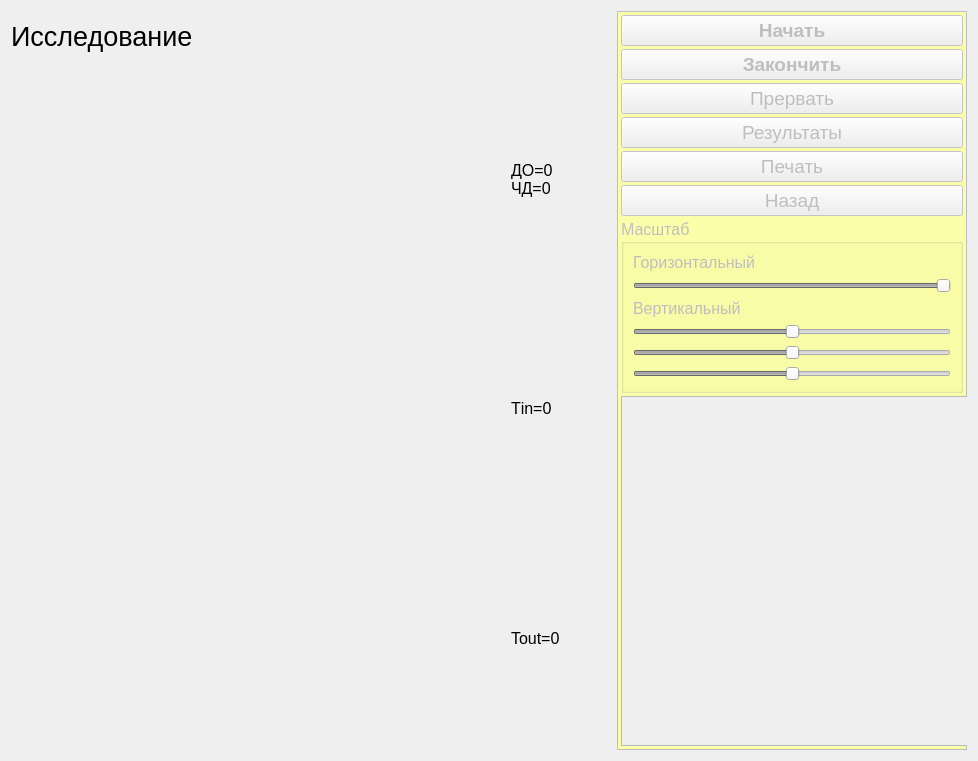
The window that forms/researchwidget.ui (Zaher220/tsgui) describes before a commit, drawn with Qt 5.
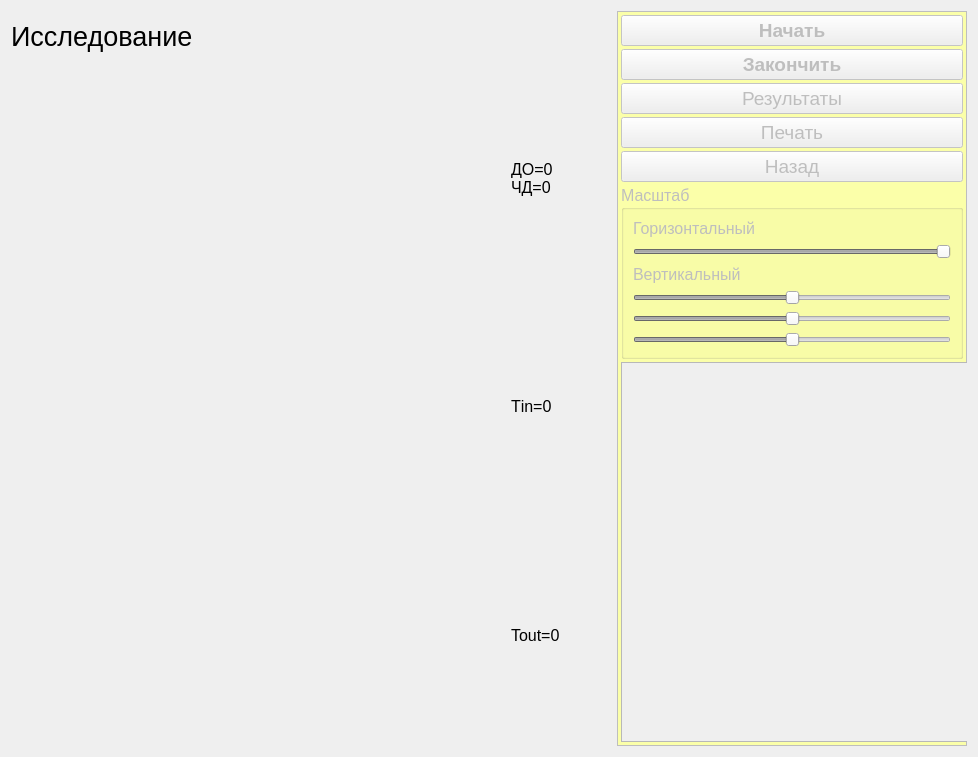
The same window after the commit.

What changed in the file:
```diff
--- a/forms/researchwidget.ui
+++ b/forms/researchwidget.ui
@@ -188,21 +188,6 @@
         </property>
        </widget>
       </item>
-      <item>
-       <widget class="QPushButton" name="breakExamButton">
-        <property name="enabled">
-         <bool>false</bool>
-        </property>
-        <property name="font">
-         <font>
-          <pointsize>14</pointsize>
-         </font>
-        </property>
-        <property name="text">
-         <string>Прервать</string>
-        </property>
-       </widget>
-      </item>
       <item>
        <widget class="QPushButton" name="resultsButton">
         <property name="enabled">
```
